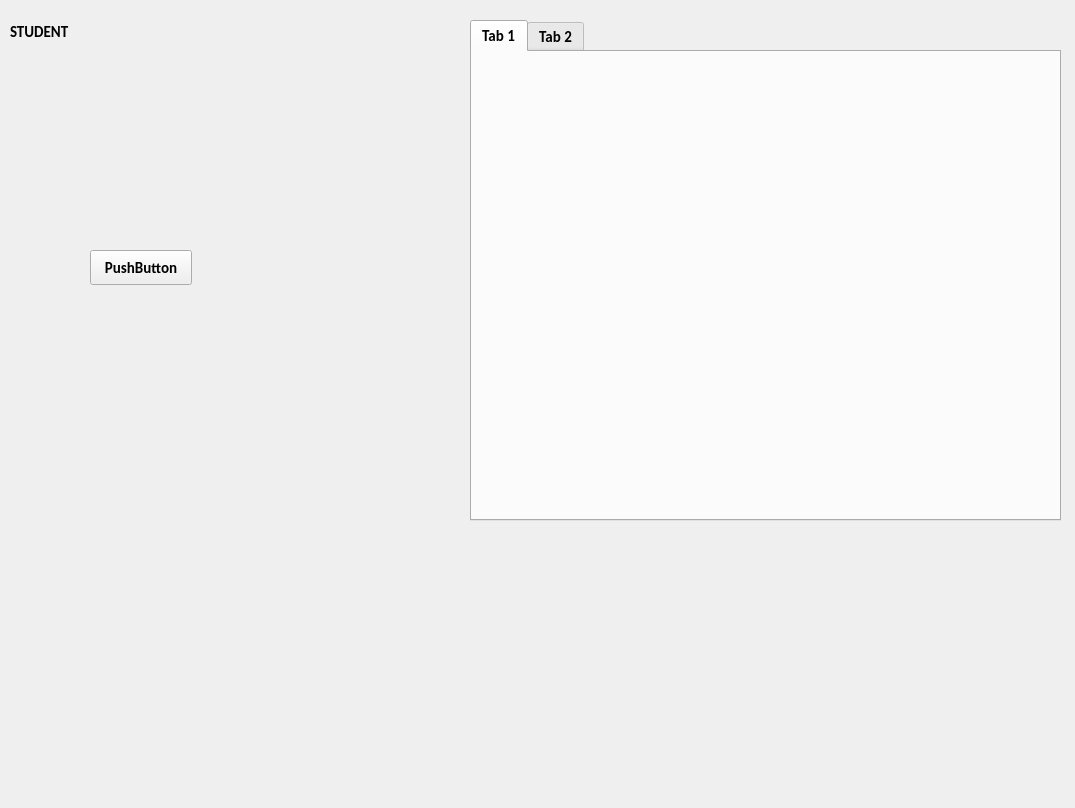
The window that studyProject/secondwindow.ui (fenrirm/study_project) describes before a commit, drawn with Qt 5.
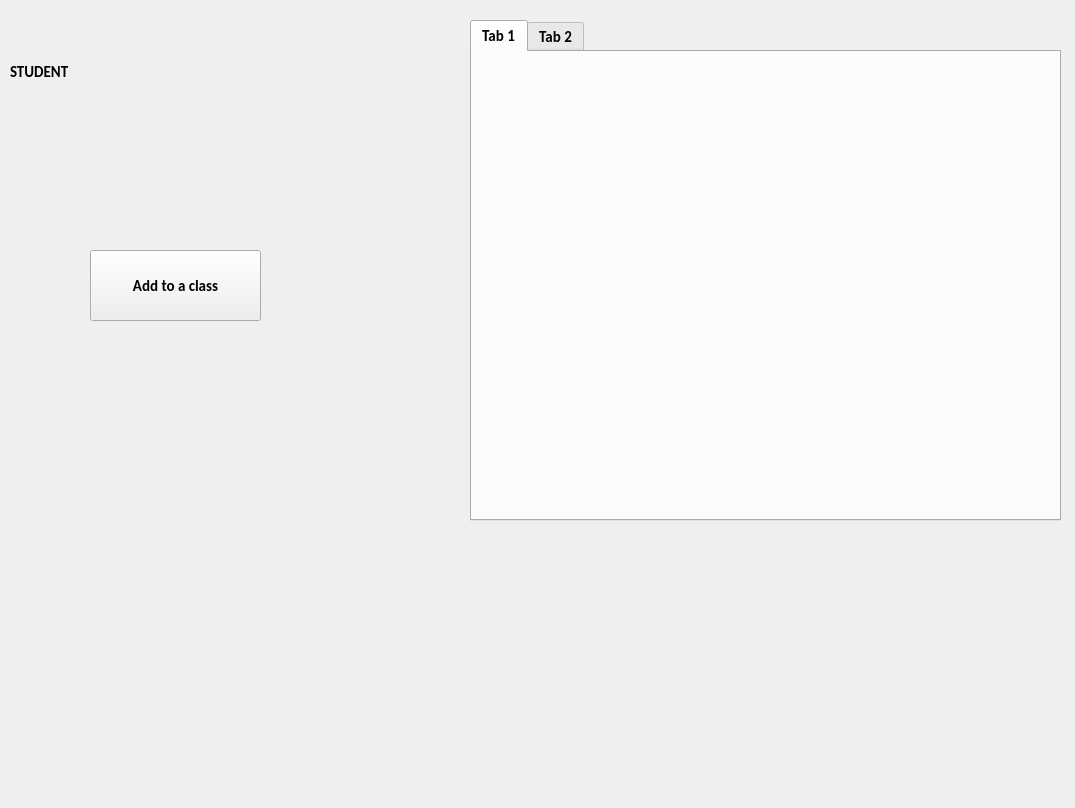
The same window after the commit. Icons and pictures are not drawn.

The edit to the form file:
```diff
--- a/studyProject/secondwindow.ui
+++ b/studyProject/secondwindow.ui
@@ -27,63 +27,6 @@
 }</string>
   </property>
   <widget class="QWidget" name="centralwidget">
-   <widget class="QWidget" name="layoutWidget">
-    <property name="geometry">
-     <rect>
-      <x>10</x>
-      <y>60</y>
-      <width>161</width>
-      <height>101</height>
-     </rect>
-    </property>
-    <layout class="QVBoxLayout" name="verticalLayout">
-     <item>
-      <widget class="QLabel" name="name">
-       <property name="font">
-        <font>
-         <family>Calibri</family>
-         <pointsize>12</pointsize>
-         <bold>false</bold>
-        </font>
-       </property>
-      </widget>
-     </item>
-     <item>
-      <widget class="QLabel" name="surname">
-       <property name="font">
-        <font>
-         <family>Calibri</family>
-         <pointsize>12</pointsize>
-         <bold>false</bold>
-        </font>
-       </property>
-      </widget>
-     </item>
-    </layout>
-   </widget>
-   <widget class="QLabel" name="student">
-    <property name="geometry">
-     <rect>
-      <x>10</x>
-      <y>20</y>
-      <width>91</width>
-      <height>24</height>
-     </rect>
-    </property>
-    <property name="font">
-     <font>
-      <family>Calibri</family>
-      <pointsize>11</pointsize>
-      <bold>true</bold>
-     </font>
-    </property>
-    <property name="styleSheet">
-     <string notr="true"/>
-    </property>
-    <property name="text">
-     <string>STUDENT</string>
-    </property>
-   </widget>
    <widget class="QTabWidget" name="tabWidget">
     <property name="geometry">
      <rect>
@@ -109,14 +52,69 @@
      <rect>
       <x>90</x>
       <y>250</y>
-      <width>102</width>
-      <height>35</height>
+      <width>171</width>
+      <height>71</height>
      </rect>
     </property>
     <property name="text">
-     <string>PushButton</string>
+     <string>Add to a class</string>
     </property>
    </widget>
+   <widget class="QWidget" name="">
+    <property name="geometry">
+     <rect>
+      <x>10</x>
+      <y>40</y>
+      <width>201</width>
+      <height>131</height>
+     </rect>
+    </property>
+    <layout class="QVBoxLayout" name="verticalLayout_2">
+     <item>
+      <widget class="QLabel" name="student">
+       <property name="font">
+        <font>
+         <family>Calibri</family>
+         <pointsize>11</pointsize>
+         <bold>true</bold>
+        </font>
+       </property>
+       <property name="styleSheet">
+        <string notr="true"/>
+       </property>
+       <property name="text">
+        <string>STUDENT</string>
+       </property>
+      </widget>
+     </item>
+     <item>
+      <layout class="QVBoxLayout" name="verticalLayout">
+       <item>
+        <widget class="QLabel" name="name">
+         <property name="font">
+          <font>
+           <family>Calibri</family>
+           <pointsize>12</pointsize>
+           <bold>false</bold>
+          </font>
+         </property>
+        </widget>
+       </item>
+       <item>
+        <widget class="QLabel" name="surname">
+         <property name="font">
+          <font>
+           <family>Calibri</family>
+           <pointsize>12</pointsize>
+           <bold>false</bold>
+          </font>
+         </property>
+        </widget>
+       </item>
+      </layout>
+     </item>
+    </layout>
+   </widget>
   </widget>
  </widget>
  <resources/>
```
